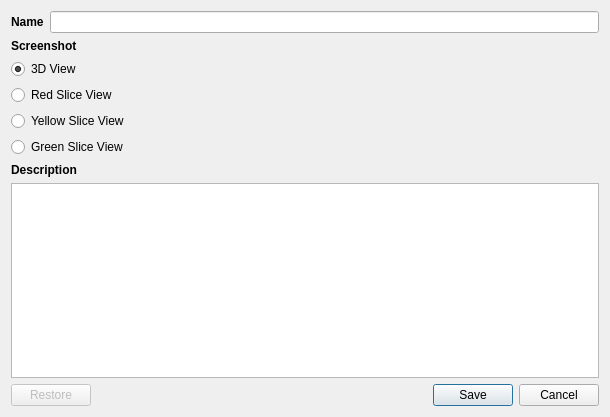
The window that QTModules/Annotation/Resources/UI/qSlicerAnnotationModuleSnapShotDialog.ui (Slicer/SlicerGitSVNArchive) describes before a commit, drawn with Qt 5.
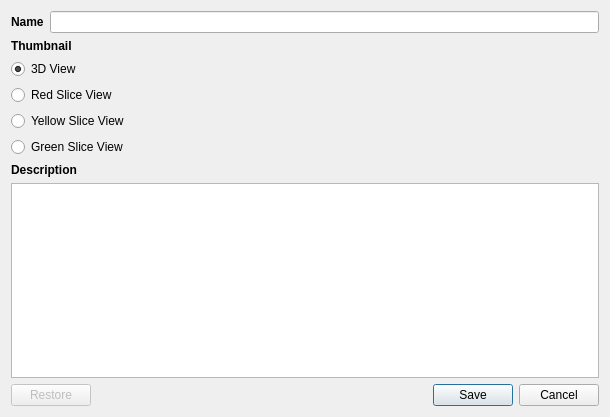
The same window after the commit. Icons and pictures are not drawn.

Commit message: ENH: Annotation module: Replaced the term screenshots with thumbnails.

```diff
--- a/QTModules/Annotation/Resources/UI/qSlicerAnnotationModuleSnapShotDialog.ui
+++ b/QTModules/Annotation/Resources/UI/qSlicerAnnotationModuleSnapShotDialog.ui
@@ -49,7 +49,7 @@
       </font>
      </property>
      <property name="text">
-      <string>Screenshot</string>
+      <string>Thumbnail</string>
      </property>
     </widget>
    </item>
```
